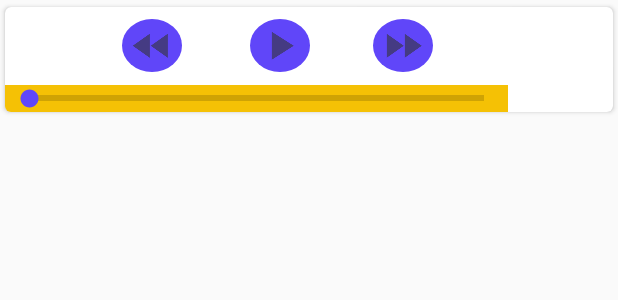
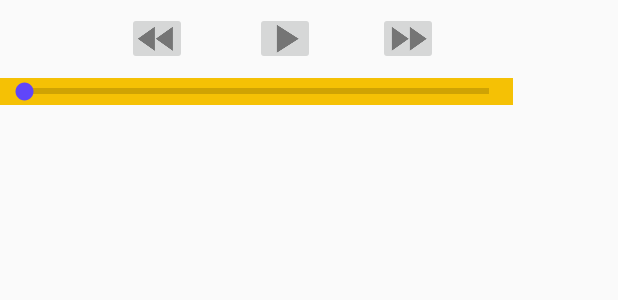
Before and after one commit to SultanOfWing/Player, an Android app: the layout fragment_controller.xml on its own in the app's theme, with its tools: preview values and no code run, on a phone screen of 412 x 824 dp. Shown: the top 300 px of the screen. Run offline under Robolectric (Android 15) with nearby library versions, the phone set to English and light mode, and no system bars.

Commit message:
design change. sliding up panel added

```diff
--- a/app/build.gradle
+++ b/app/build.gradle
@@ -56,4 +56,6 @@ dependencies {
     //other
     implementation 'com.squareup.picasso:picasso:2.5.2'
     implementation 'com.google.android.exoplayer:exoplayer:r2.4.0'
+
+    implementation 'com.sothree.slidinguppanel:library:3.4.0'
 }
--- a/app/src/main/java/seleznov/nope/player/controller/ControllerFragment.java
+++ b/app/src/main/java/seleznov/nope/player/controller/ControllerFragment.java
@@ -21,7 +21,6 @@ import android.view.View;
 import android.view.ViewGroup;
 import android.widget.ImageButton;
 import android.widget.ImageView;
-import android.widget.ProgressBar;
 import android.widget.SeekBar;
 
 import com.squareup.picasso.Picasso;
@@ -68,7 +67,6 @@ public class ControllerFragment extends DaggerFragment {
     private static final long UPDATE_INTERNAL = 1000;
     private static final long INITIAL_INTERVAL = 100;
     private static final String TAG = "ControllerFragment";
-    private static final String DURATION_KEY = "trackDuration";
 
     private MediaControllerCompat mControllerCompat;
     private PlaybackService.PlaybackServiceBinder mServiceBinder;
--- a/app/src/main/res/layout/fragment_controller.xml
+++ b/app/src/main/res/layout/fragment_controller.xml
@@ -1,12 +1,4 @@
 <?xml version="1.0" encoding="utf-8"?>
-<android.support.v7.widget.CardView
-    xmlns:android="http://schemas.android.com/apk/res/android"
-    xmlns:app="http://schemas.android.com/apk/res-auto"
-    android:layout_width="match_parent"
-    android:layout_height="wrap_content"
-    app:cardCornerRadius="4dp"
-    app:cardUseCompatPadding="true">
-
     <LinearLayout
         xmlns:android="http://schemas.android.com/apk/res/android"
         xmlns:app="http://schemas.android.com/apk/res-auto"
@@ -39,7 +31,6 @@
                     android:layout_marginEnd="45dp"
                     android:layout_toStartOf="@+id/button_play_pause"
                     android:src="@drawable/ic_back"
-                    android:background="@drawable/controller_button"
                     />
 
                 <ImageButton
@@ -50,7 +41,6 @@
                     android:layout_marginEnd="42dp"
                     android:layout_toStartOf="@+id/button_forward"
                     android:src="@drawable/ic_play"
-                    android:background="@drawable/controller_button"
                     />
 
                 <ImageButton
@@ -61,7 +51,7 @@
                     android:layout_centerVertical="true"
                     android:layout_marginEnd="50dp"
                     android:src="@drawable/ic_forward"
-                    android:background="@drawable/controller_button"/>
+                    />
 
             </RelativeLayout>
 
@@ -79,8 +69,4 @@
             android:layout_height="70dp"
             app:layout_constraintStart_toStartOf="parent"
             app:layout_constraintTop_toTopOf="parent" />
-
-
     </LinearLayout>
-
-</android.support.v7.widget.CardView>
```
Also changed, not shown: app/src/main/res/layout-land/activity_fragment.xml (deleted, +0 -51 lines), app/src/main/res/layout/activity_fragment.xml (+16 -12 lines), app/src/main/res/layout/fragment_track_list.xml (+4 -14 lines).
